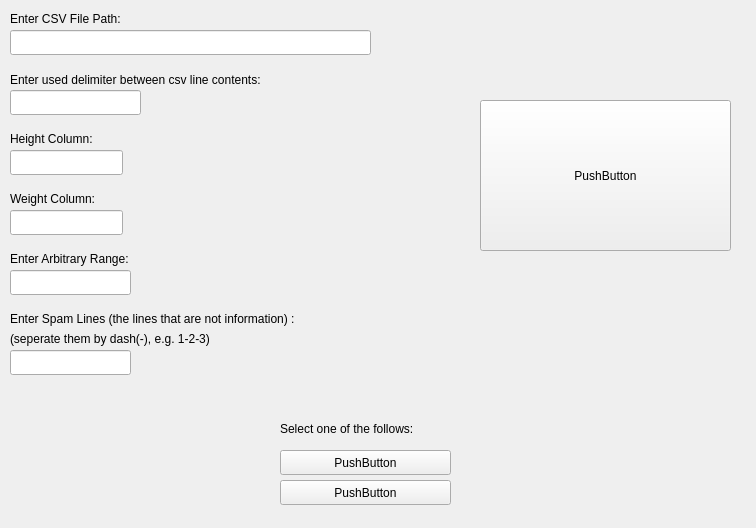
The window that histogram_diagram/src/mainwindow.ui (Mr-Developer-again/barchart-generator) describes before a commit, drawn with Qt 5.
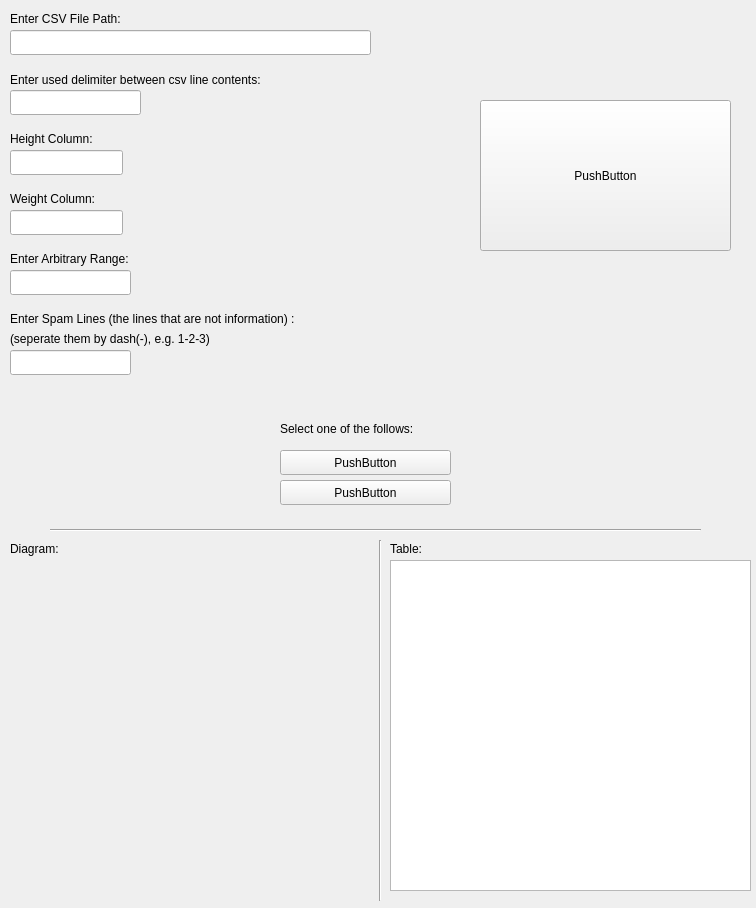
The same window after the commit. Custom widgets are drawn as their Qt base class.

Commit message: major changes: 1. changing on ui (adding table and diagram sections on the form)

```diff
--- a/histogram_diagram/src/mainwindow.ui
+++ b/histogram_diagram/src/mainwindow.ui
@@ -7,9 +7,15 @@
     <x>0</x>
     <y>0</y>
     <width>756</width>
-    <height>528</height>
+    <height>908</height>
    </rect>
   </property>
+  <property name="minimumSize">
+   <size>
+    <width>756</width>
+    <height>0</height>
+   </size>
+  </property>
   <property name="windowTitle">
    <string>MainWindow</string>
   </property>
@@ -217,8 +223,88 @@
      <string>PushButton</string>
     </property>
    </widget>
+   <widget class="Line" name="line">
+    <property name="geometry">
+     <rect>
+      <x>50</x>
+      <y>520</y>
+      <width>651</width>
+      <height>20</height>
+     </rect>
+    </property>
+    <property name="orientation">
+     <enum>Qt::Horizontal</enum>
+    </property>
+   </widget>
+   <widget class="QTableWidget" name="tableWidget">
+    <property name="geometry">
+     <rect>
+      <x>390</x>
+      <y>560</y>
+      <width>361</width>
+      <height>331</height>
+     </rect>
+    </property>
+   </widget>
+   <widget class="Line" name="line_2">
+    <property name="geometry">
+     <rect>
+      <x>370</x>
+      <y>540</y>
+      <width>20</width>
+      <height>361</height>
+     </rect>
+    </property>
+    <property name="orientation">
+     <enum>Qt::Vertical</enum>
+    </property>
+   </widget>
+   <widget class="QCustomPlot" name="widget" native="true">
+    <property name="geometry">
+     <rect>
+      <x>10</x>
+      <y>570</y>
+      <width>351</width>
+      <height>311</height>
+     </rect>
+    </property>
+   </widget>
+   <widget class="QLabel" name="label">
+    <property name="geometry">
+     <rect>
+      <x>10</x>
+      <y>540</y>
+      <width>67</width>
+      <height>17</height>
+     </rect>
+    </property>
+    <property name="text">
+     <string>Diagram:</string>
+    </property>
+   </widget>
+   <widget class="QLabel" name="label_2">
+    <property name="geometry">
+     <rect>
+      <x>390</x>
+      <y>540</y>
+      <width>67</width>
+      <height>17</height>
+     </rect>
+    </property>
+    <property name="text">
+     <string>Table:</string>
+    </property>
+   </widget>
   </widget>
  </widget>
+ <customwidgets>
+  <customwidget>
+   <class>QCustomPlot</class>
+   <extends>QWidget</extends>
+   <header location="global">qcustomplot.h</header>
+   <container>1</container>
+  </customwidget>
+ </customwidgets>
  <tabstops>
   <tabstop>lineEdit_filePath</tabstop>
   <tabstop>lineEdit_delimiter</tabstop>
```
The commit also changes 2 other files.
